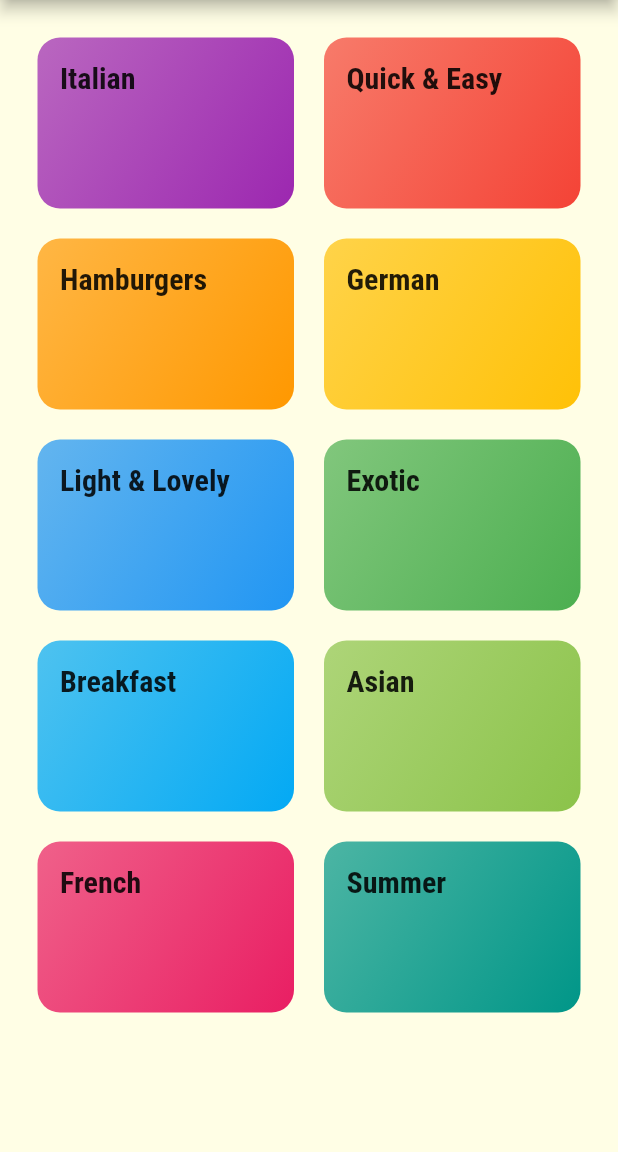
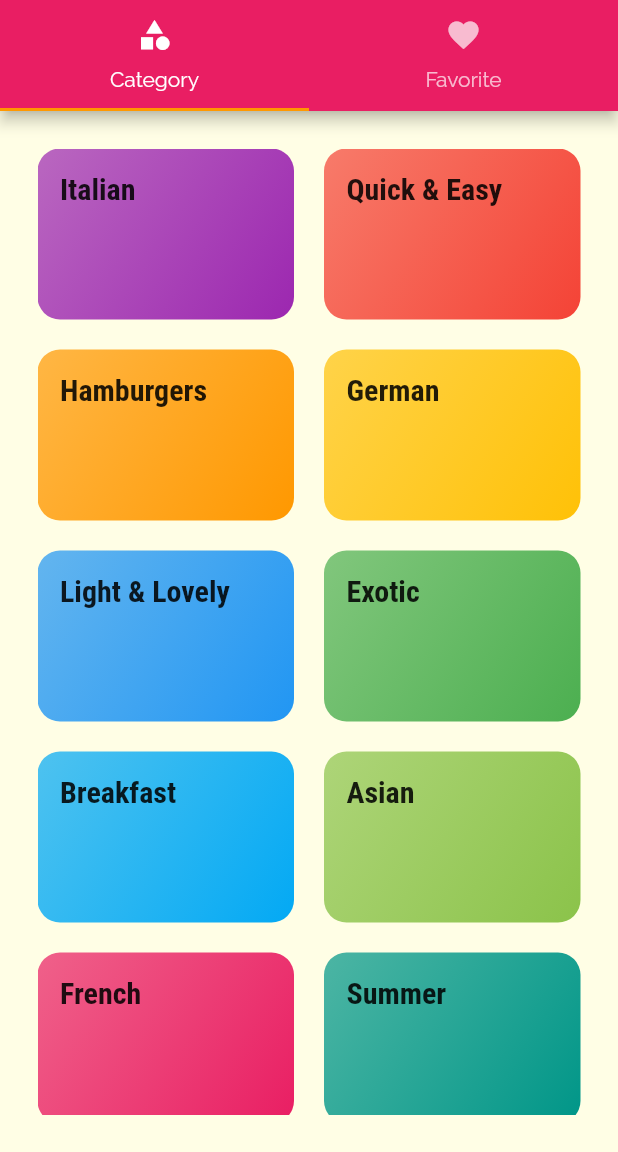
Before and after one commit to KosaiAli/Food, a Flutter app: the screen it shows after launch, on a phone screen of 412 x 824 dp, the part 84-1236 px from its top. Run offline on Flutter 3.47's test engine with Material 2 defaults, Android fonts, the phone set to English and light mode, and no system bars.

```diff
--- a/lib/main.dart
+++ b/lib/main.dart
@@ -1,4 +1,5 @@
 import 'package:flutter/material.dart';
+import 'package:food/screens/tab_screen.dart';
 
 import './screens/meal_dtail_screen.dart';
 import './screens/category_meal_screen.dart';
@@ -27,8 +28,9 @@ class MyApp extends StatelessWidget {
               ),
             ),
       ),
-      initialRoute: CategoriesScreen.routeName,
+      initialRoute: '/',
       routes: {
+        '/': (context) => const TabScreen(),
         CategoriesScreen.routeName: (context) => const CategoriesScreen(),
         CategoryMealScreen.routeName: (context) => const CategoryMealScreen(),
         MealDetailScreen.routeName: (context) => const MealDetailScreen()
--- a/lib/screens/categories_screen.dart
+++ b/lib/screens/categories_screen.dart
@@ -9,11 +9,6 @@ class CategoriesScreen extends StatelessWidget {
   @override
   Widget build(BuildContext context) {
     return Scaffold(
-      appBar: AppBar(
-        title: const Text(
-          'DeliMeal',
-        ),
-      ),
       body: Padding(
         padding: const EdgeInsets.all(25),
         child: GridView(
--- /dev/null
+++ b/lib/screens/tab_screen.dart
@@ -0,0 +1,42 @@
+import 'package:flutter/material.dart';
+
+import './categories_screen.dart';
+import './favorite_screen.dart';
+
+class TabScreen extends StatefulWidget {
+  const TabScreen({super.key});
+  static const routeName = 'TabScreen';
+  @override
+  State<TabScreen> createState() => _TabScreenState();
+}
+
+class _TabScreenState extends State<TabScreen> {
+  @override
+  Widget build(BuildContext context) {
+    return DefaultTabController(
+      length: 2,
+      child: Scaffold(
+        appBar: AppBar(
+          title: const Text('DeliMeal'),
+          bottom: const TabBar(
+            indicatorColor: Colors.orange,
+            tabs: [
+              Tab(
+                icon: Icon(Icons.category),
+                text: 'Category',
+              ),
+              Tab(
+                icon: Icon(Icons.favorite),
+                text: 'Favorite',
+              )
+            ],
+          ),
+        ),
+        body: const TabBarView(children: [
+          CategoriesScreen(),
+          FavoriteScreen(),
+        ]),
+      ),
+    );
+  }
+}
```
Also changed, not shown: lib/screens/favorite_screen.dart (added, +12 -0 lines), lib/screens/meal_dtail_screen.dart (+1 -41 lines), lib/widgets/meal_item.dart (+0 -12 lines).
